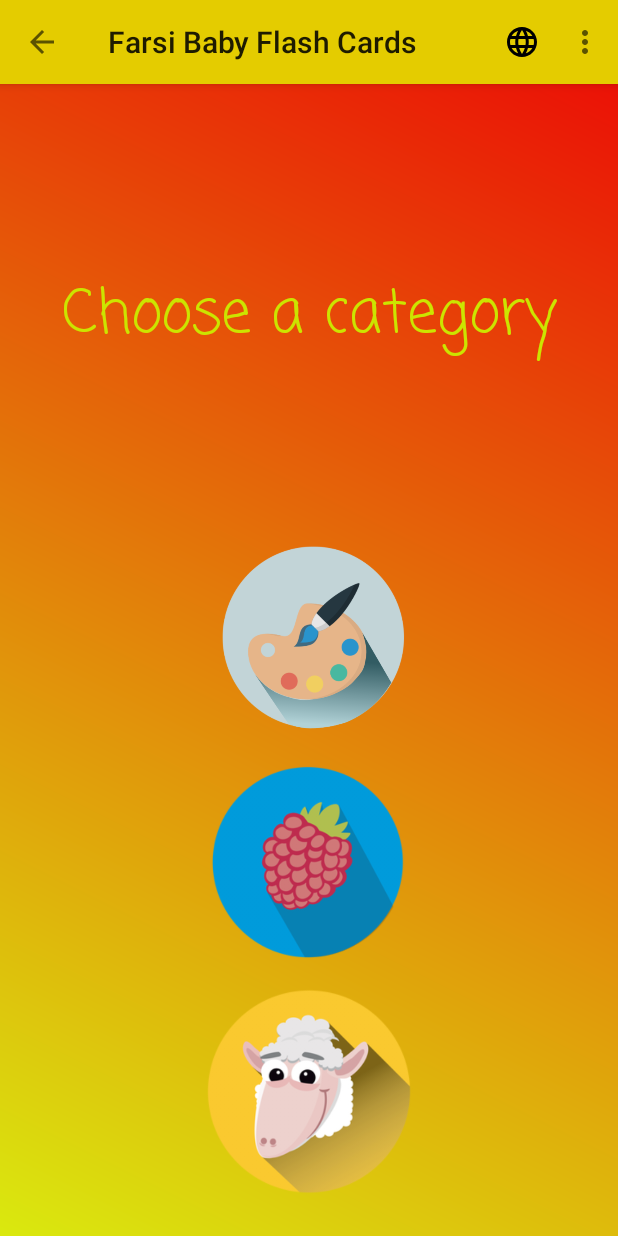
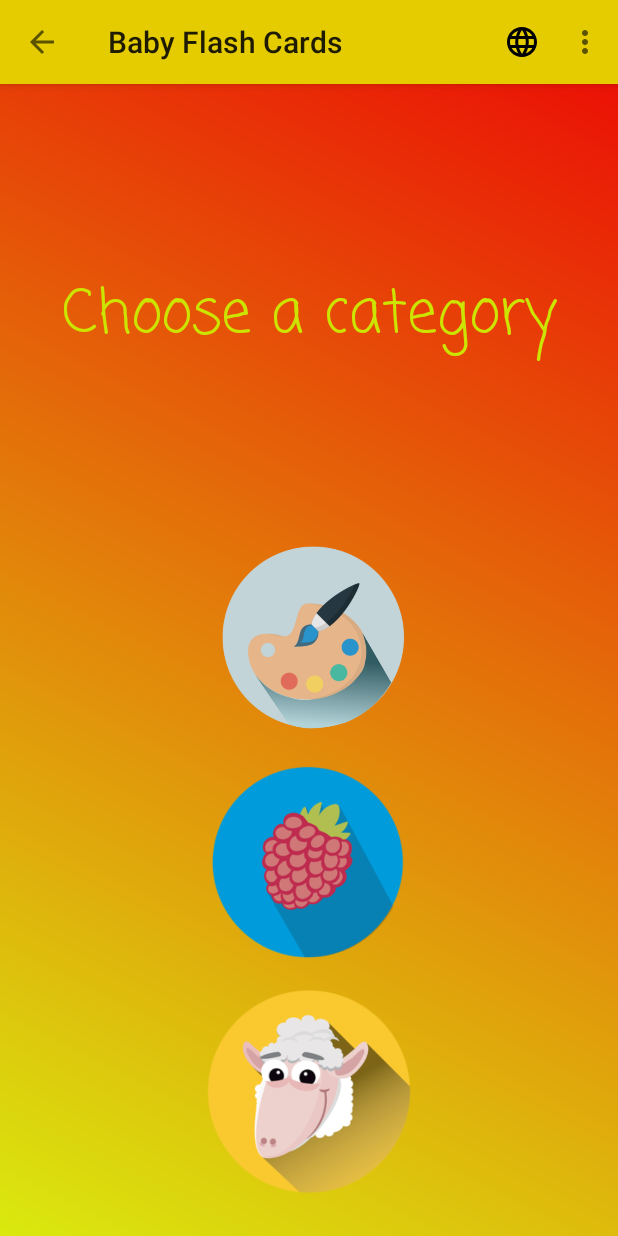
Before and after one commit to amoallem/BabyFlashCards, an Android app: the screen it shows after launch (HomeActivity), on a phone screen of 412 x 824 dp. Run offline under Robolectric (Android 15) with nearby library versions, the phone set to English and light mode, and no system bars.

Commit message:
removed Farsi from app title

```diff
--- a/app/src/main/res/values/strings.xml
+++ b/app/src/main/res/values/strings.xml
@@ -1,5 +1,5 @@
 <resources>
-    <string name="app_name">Farsi Baby Flash Cards</string>
+    <string name="app_name">Baby Flash Cards</string>
     <string name="about">About</string>
     <string name="chooseCategory">Choose a category</string>
 
```
